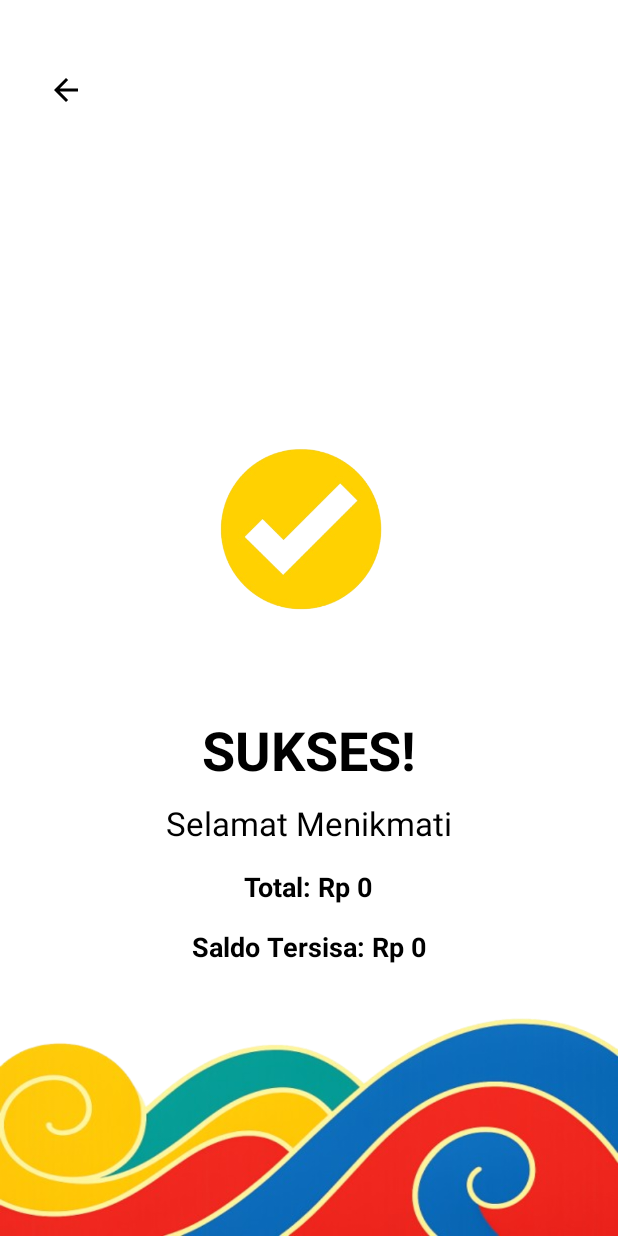
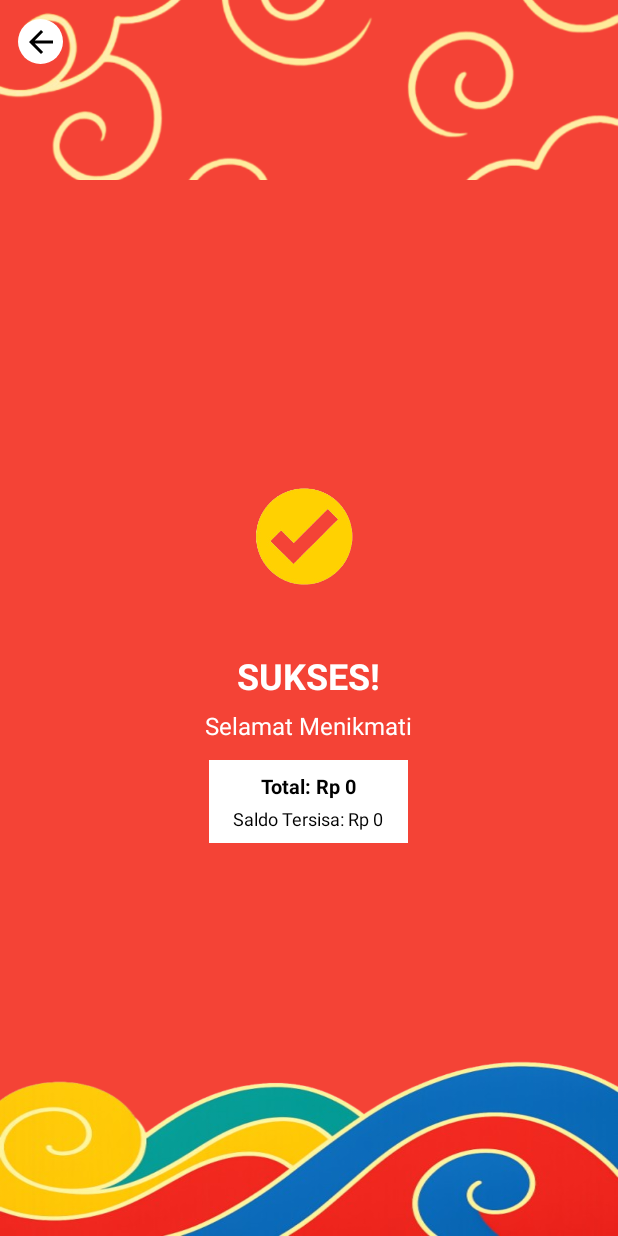
Before and after one commit to dheaasprla/Proyek---Taman-Mini-Indonesia-Indah, an Android app: the PaymentSuccessActivity screen opened directly, with no data from a screen before it, on a phone screen of 412 x 824 dp. Run offline under Robolectric (Android 15) with nearby library versions, the phone set to English and light mode, and no system bars.

Commit message:
sudah diperbaiki

```diff
--- a/app/src/main/res/layout/activity_payment_success.xml
+++ b/app/src/main/res/layout/activity_payment_success.xml
@@ -3,70 +3,100 @@
     xmlns:tools="http://schemas.android.com/tools"
     android:layout_width="match_parent"
     android:layout_height="match_parent"
-    android:background="@color/colorBackground"
+    android:background="#F44336"
     tools:context=".ui.screens.PaymentSuccessActivity">
 
+    <!-- Background awan top -->
     <ImageView
         android:layout_width="match_parent"
-        android:layout_height="250dp"
+        android:layout_height="120dp"
+        android:layout_alignParentTop="true"
+        android:src="@drawable/awan"
+        android:scaleType="centerCrop"
+        android:contentDescription="@string/background_awan" />
+
+    <!-- Background ombak bottom -->
+    <ImageView
+        android:layout_width="match_parent"
+        android:layout_height="200dp"
         android:layout_alignParentBottom="true"
         android:src="@drawable/ombak"
         android:scaleType="fitXY"
-        android:contentDescription="@string/background_ombak"/>
+        android:contentDescription="@string/background_ombak" />
 
+    <!-- Main Layout -->
     <LinearLayout
         android:layout_width="match_parent"
         android:layout_height="match_parent"
         android:orientation="vertical"
-        android:gravity="center_horizontal"
-        android:paddingHorizontal="24dp">
+        android:paddingHorizontal="12dp"
+        android:paddingVertical="8dp"
+        android:gravity="center_horizontal">
+
+        <!-- Back Button -->
+        <LinearLayout
+            android:layout_width="match_parent"
+            android:layout_height="40dp"
+            android:gravity="start|center_vertical">
 
             <ImageButton
                 android:id="@+id/back_button_payment_success"
-            android:layout_width="40dp"
-            android:layout_height="40dp"
-            android:layout_marginTop="40dp"
-            android:layout_gravity="start"
-            android:background="@drawable/rounded_back_button"
+                android:layout_width="30dp"
+                android:layout_height="30dp"
+                android:background="@drawable/rounded_back_button_white"
                 android:src="@drawable/ic_arrow_back_black"
                 android:contentDescription="@string/back_button"/>
+        </LinearLayout>
 
-        <Space
+        <!-- Spacer untuk center content -->
+        <View
             android:layout_width="match_parent"
             android:layout_height="0dp"
             android:layout_weight="1"/>
 
+        <!-- Success Icon -->
         <ImageView
-            android:layout_width="200dp"
-            android:layout_height="200dp"
+            android:layout_width="120dp"
+            android:layout_height="120dp"
             android:src="@drawable/berhasil"
             android:contentDescription="@string/sukses_icon"/>
 
+        <!-- Success Text -->
         <TextView
             android:layout_width="wrap_content"
             android:layout_height="wrap_content"
-            android:layout_marginTop="15dp"
+            android:layout_marginTop="12dp"
             android:text="SUKSES!"
-            android:textSize="36sp"
+            android:textSize="24sp"
             android:textStyle="bold"
-            android:textColor="@color/black"/>
+            android:textColor="@color/white"/>
 
         <TextView
             android:id="@+id/success_message"
             android:layout_width="wrap_content"
             android:layout_height="wrap_content"
-            android:layout_marginTop="10dp"
-            android:text="Selamat Menikmati"
-            android:textSize="22sp"
-            android:textColor="@color/black"/>
+            android:layout_marginTop="6dp"
+            android:text="@string/selamat_menikmati"
+            android:textSize="16sp"
+            android:textColor="@color/white"/>
+
+        <!-- Payment Info Display -->
+        <LinearLayout
+            android:layout_width="wrap_content"
+            android:layout_height="wrap_content"
+            android:layout_marginTop="12dp"
+            android:background="@android:color/white"
+            android:paddingHorizontal="16dp"
+            android:paddingVertical="8dp"
+            android:orientation="vertical"
+            android:gravity="center">
 
             <TextView
                 android:id="@+id/total_price_text"
                 android:layout_width="wrap_content"
                 android:layout_height="wrap_content"
-            android:layout_marginTop="15dp"
                 android:text="@string/default_total_price"
-            android:textSize="18sp"
+                android:textSize="13sp"
                 android:textStyle="bold"
                 android:textColor="@color/black"/>
 
@@ -74,15 +104,17 @@
                 android:id="@+id/saldo_tersisa_text"
                 android:layout_width="wrap_content"
                 android:layout_height="wrap_content"
-            android:layout_marginTop="15dp"
+                android:layout_marginTop="4dp"
                 android:text="@string/default_sisa_saldo"
-            android:textSize="18sp"
-            android:textStyle="bold"
+                android:textSize="12sp"
                 android:textColor="@color/black"/>
+        </LinearLayout>
 
-        <Space
+        <!-- Bottom spacer -->
+        <View
             android:layout_width="match_parent"
             android:layout_height="0dp"
             android:layout_weight="1"/>
+
     </LinearLayout>
 </RelativeLayout>
```
Also changed, not shown: app/src/main/res/layout/activity_cart.xml (+79 -43 lines), app/src/main/res/layout/activity_payment.xml (+80 -50 lines), app/src/main/res/layout/list_item_cart.xml (+14 -14 lines). Lines whose indentation alone changed are shown as unchanged.
